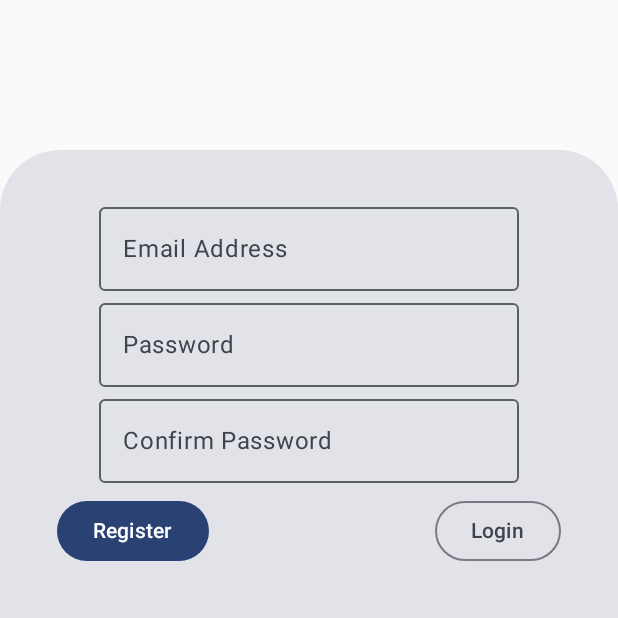
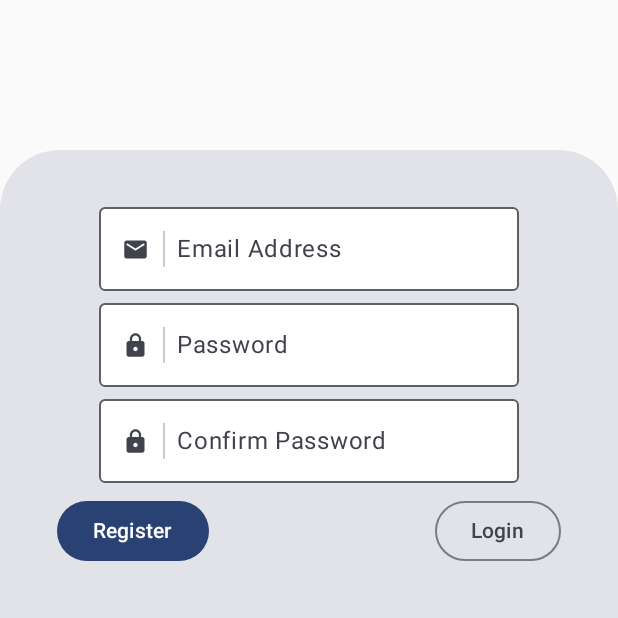
Before and after one commit to Soapery/Ultimate-Trolley-Fitness, an Android app built with Jetpack Compose: the screen it shows after launch (EmailPasswordActivity), after a tap on "Create Account", on a phone screen of 412 x 824 dp, the top half of it. Run offline under Robolectric (Android 15) with nearby library versions, the phone set to English and light mode, and no system bars; our stand-ins replace Firebase (no records; nobody signed in at launch, a user with empty details on screens opened directly), constraintlayout-compose, livedata-compose.

Commit message:
Added inline icons to form fields.

```diff
--- a/app/src/main/java/com/example/ultimatetrolleyfitness/EmailPasswordActivity.kt
+++ b/app/src/main/java/com/example/ultimatetrolleyfitness/EmailPasswordActivity.kt
@@ -5,26 +5,38 @@ import android.os.Bundle
 import androidx.activity.ComponentActivity
 import androidx.activity.compose.setContent
 import androidx.activity.viewModels
+import androidx.compose.foundation.Canvas
 import androidx.compose.foundation.layout.Arrangement
 import androidx.compose.foundation.layout.Column
 import androidx.compose.foundation.layout.Row
 import androidx.compose.foundation.layout.fillMaxSize
 import androidx.compose.foundation.layout.fillMaxWidth
+import androidx.compose.foundation.layout.height
 import androidx.compose.foundation.layout.padding
+import androidx.compose.foundation.layout.size
+import androidx.compose.foundation.layout.wrapContentWidth
 import androidx.compose.foundation.shape.RoundedCornerShape
 import androidx.compose.foundation.text.KeyboardOptions
+import androidx.compose.material.icons.Icons
+import androidx.compose.material.icons.rounded.Email
+import androidx.compose.material.icons.rounded.Lock
 import androidx.compose.material3.Button
 import androidx.compose.material3.Card
 import androidx.compose.material3.CardDefaults
 import androidx.compose.material3.ExperimentalMaterial3Api
+import androidx.compose.material3.Icon
 import androidx.compose.material3.OutlinedButton
 import androidx.compose.material3.OutlinedTextField
 import androidx.compose.material3.Text
+import androidx.compose.material3.TextFieldDefaults
 import androidx.compose.runtime.Composable
 import androidx.compose.runtime.getValue
 import androidx.compose.runtime.livedata.observeAsState
 import androidx.compose.ui.Alignment
 import androidx.compose.ui.Modifier
+import androidx.compose.ui.geometry.Offset
+import androidx.compose.ui.graphics.Color
+import androidx.compose.ui.graphics.vector.ImageVector
 import androidx.compose.ui.text.TextStyle
 import androidx.compose.ui.text.input.KeyboardType
 import androidx.compose.ui.text.input.PasswordVisualTransformation
@@ -108,6 +120,7 @@ fun LoginScreen(viewModel: EmailPasswordViewModel) {
                         "Email Address",
                         KeyboardType.Email,
                         VisualTransformation.None,
+                        Icons.Rounded.Email,
                         viewModel
                     )
                     InputField(
@@ -115,6 +128,7 @@ fun LoginScreen(viewModel: EmailPasswordViewModel) {
                         "Password",
                         KeyboardType.Password,
                         PasswordVisualTransformation(),
+                        Icons.Rounded.Lock,
                         viewModel
                     )
 
@@ -124,6 +138,7 @@ fun LoginScreen(viewModel: EmailPasswordViewModel) {
                             "Confirm Password",
                             KeyboardType.Password,
                             PasswordVisualTransformation(),
+                            Icons.Rounded.Lock,
                             viewModel
                         )
                     }
@@ -153,10 +168,8 @@ fun LoginScreen(viewModel: EmailPasswordViewModel) {
                         }
                     }
                 }
-
             }
         }
-
     }
 }
 
@@ -167,6 +180,7 @@ fun InputField(
     label: String,
     keyboardType: KeyboardType,
     visualTransformation: VisualTransformation,
+    icon: ImageVector,
     viewModel: EmailPasswordViewModel
 ) {
     OutlinedTextField(
@@ -186,6 +200,34 @@ fun InputField(
             keyboardType = keyboardType
         ),
         textStyle = TextStyle.Default.copy(fontSize = 16.sp),
-        visualTransformation = visualTransformation
+        visualTransformation = visualTransformation,
+        colors = TextFieldDefaults.outlinedTextFieldColors(
+            containerColor = Color.White
+        ),
+        leadingIcon = {
+            Row(
+                modifier = Modifier.wrapContentWidth(),
+                verticalAlignment = Alignment.CenterVertically,
+            ) {
+                Icon(
+                    icon,
+                    "$label icon",
+                    modifier = Modifier
+                        .padding(start = 10.dp, end = 10.dp)
+                        .size(18.dp)
+                )
+
+                Canvas(
+                    modifier = Modifier.height(24.dp)
+                ) {
+                    drawLine(
+                        color = Color.LightGray,
+                        start = Offset(0f, 0f),
+                        end = Offset(0f, size.height),
+                        strokeWidth = 2.0F
+                    )
+                }
+            }
+        }
     )
 }
```
